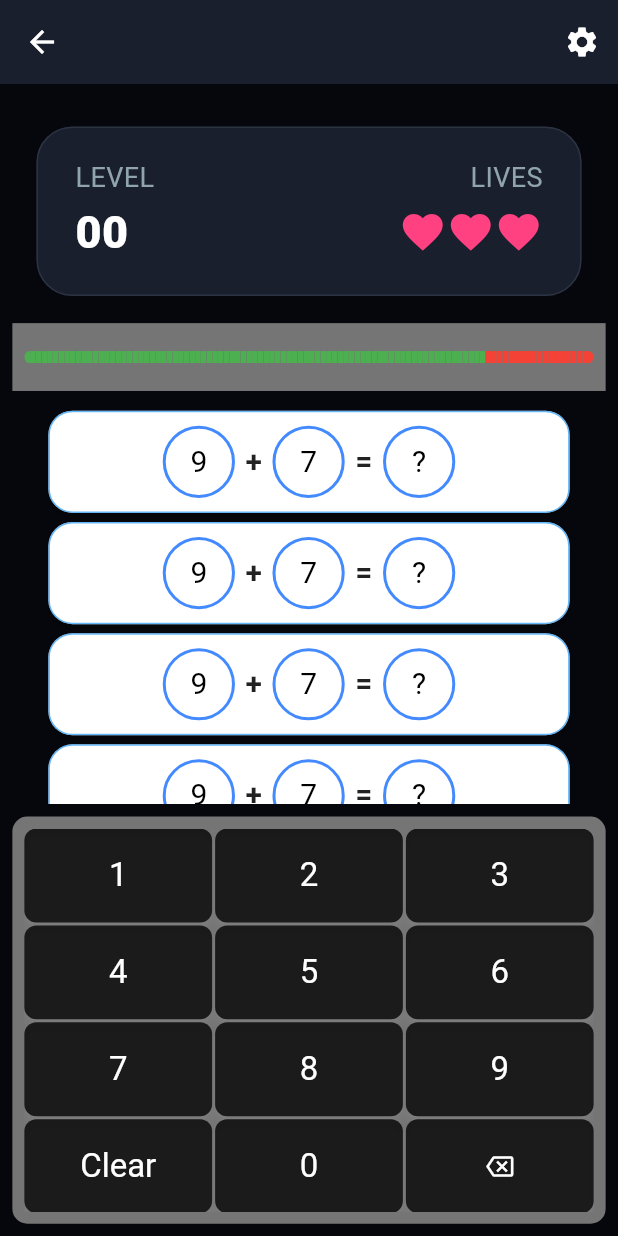
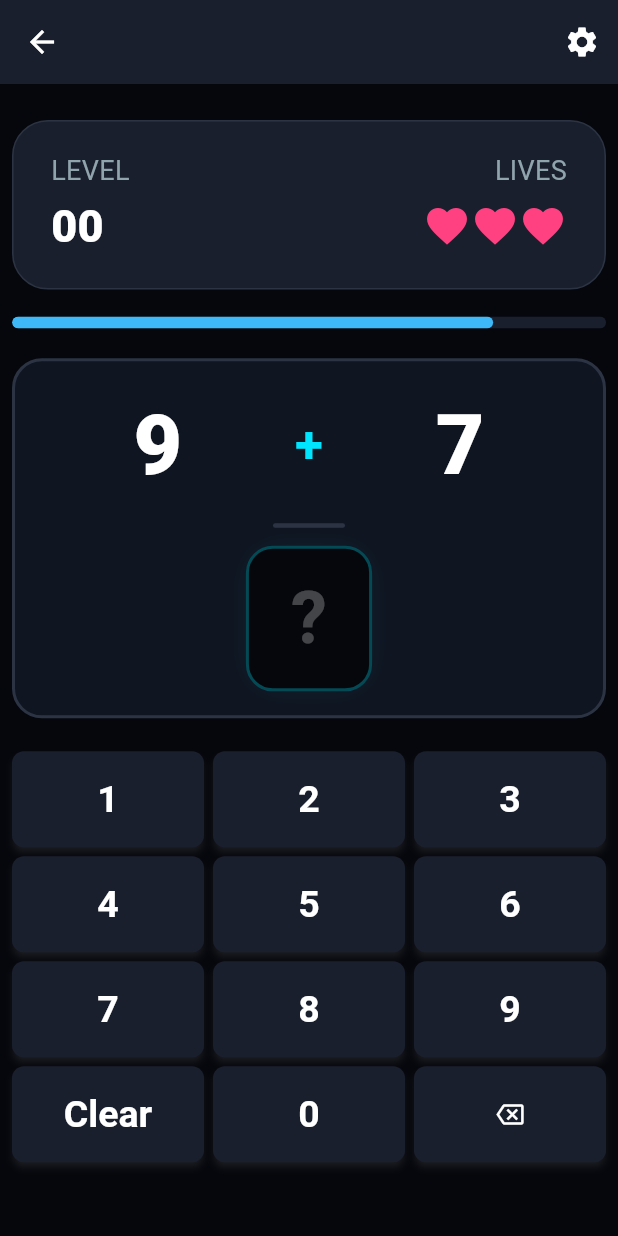
Before and after one commit to ANICEBREAKER/visual_memory, a Flutter app: the QuickMathsGameScreen screen opened by its route, on a phone screen of 412 x 824 dp. Run offline on Flutter 3.47's test engine with Material 3 defaults, Android fonts, the phone set to English and light mode, and no system bars; drawn by our look-alikes of step_progress_indicator; our stand-ins replace animated_text_kit, connectivity_plus, device_preview, go_router, material_symbols_icons, modal_progress_hud_nsn and 2 more; accounts and stored records are empty; Roboto replaces fonts that are missing (GoogleSans).

Commit message:
- For quick_maths_game_screen.dart

```diff
--- a/lib/screens/quick_maths/quick_maths_game_screen.dart
+++ b/lib/screens/quick_maths/quick_maths_game_screen.dart
@@ -1,18 +1,17 @@
 import 'package:flutter/material.dart';
 import 'package:game_testing/screens/quick_maths/quick_maths_logic/level_state.dart';
-import 'package:game_testing/screens/quick_maths/widget/equation_tile.dart';
 import 'package:go_router/go_router.dart';
 import 'package:provider/provider.dart';
-import 'package:step_progress_indicator/step_progress_indicator.dart';
 import '../../router.dart';
 import '../../theme/app_colors.dart';
 import '../../theme/app_theme.dart';
 import '../../theme/responsive_config.dart';
 import '../quick_maths/widget/simple_numpad.dart';
-import 'widget/equation_list.dart';
+import 'widget/equation_display.dart';
 
 class QuickMathsGameScreen extends StatefulWidget {
   QuickMathsGameScreen({super.key, required this.difficulty});
+
   String difficulty = 'Easy';
 
   @override
@@ -20,8 +19,8 @@ class QuickMathsGameScreen extends StatefulWidget {
 }
 
 class _QuickMathsGameScreenState extends State<QuickMathsGameScreen> {
-
   String playerAnswer = "";
+  bool _showCorrectAnimating = false; // NEW: show temporary correct state
 
   @override
   void initState() {
@@ -53,7 +52,8 @@ class _QuickMathsGameScreenState extends State<QuickMathsGameScreen> {
       appBar: AppBar(
         leading: IconButton(
             onPressed: () {
-              Provider.of<QuickMathsLevelState>(context, listen: false).stopTimer();
+              Provider.of<QuickMathsLevelState>(context, listen: false)
+                  .stopTimer();
               context.go(RoutePath.menu.path);
             },
             icon: Icon(
@@ -70,14 +70,18 @@ class _QuickMathsGameScreenState extends State<QuickMathsGameScreen> {
         ],
       ),
       body: Padding(
-        padding: EdgeInsets.all(screenWidth * 0.02), // 2% of width
+        padding: ResponsiveConfig.padding(context, size: PaddingSize.s),
         child: Column(
           mainAxisAlignment: MainAxisAlignment.center,
-          crossAxisAlignment: CrossAxisAlignment.center,
+          crossAxisAlignment: CrossAxisAlignment.stretch,
+          // ensure children fill width and respect outer padding
           children: [
-            SizedBox(height: screenHeight * 0.005),
             Padding(
-              padding: ResponsiveConfig.padding(context, size: PaddingSize.m),
+              padding: ResponsiveConfig.edgeInsetsSymmetric(
+                context,
+                horizontal: SpacingSize.none,
+                vertical: SpacingSize.m,
+              ),
               child: Container(
                 width: double.infinity,
                 padding: EdgeInsets.symmetric(horizontal: 25, vertical: 20),
@@ -136,136 +140,110 @@ class _QuickMathsGameScreenState extends State<QuickMathsGameScreen> {
                 ),
               ),
             ), //Displaying Level & Lives
-            SizedBox(height: screenHeight * 0.0025),
+            Padding(
+              // keep only small vertical padding; horizontal alignment comes from body padding
+              padding: ResponsiveConfig.edgeInsetsSymmetric(
+                context,
+                horizontal: SpacingSize.none,
+                vertical: SpacingSize.xxs,
+              ),
+              child: ProgressBarCountdown(
+                total: context
+                    .watch<QuickMathsLevelState>()
+                    .totalSeconds
+                    .toDouble(),
+                remaining: context.watch<QuickMathsLevelState>().timeRemaining,
+                backgroundColor: AppColors.surfaceDarkVariant,
+                color: AppColors.primaryDarkVariant,
+                height: 8,
+                borderRadius: BorderRadius.circular(8),
+              ),
+            ), //Countdown
             Expanded(
-              flex: 1,
-              child: Container(
-                padding: EdgeInsets.all(8),
+              flex: 7,
+              child: Padding(
+                // keep only vertical spacing here; L/R uses outer body padding
+                padding: ResponsiveConfig.edgeInsetsSymmetric(
+                  context,
+                  horizontal: SpacingSize.none,
+                  vertical: SpacingSize.xs,
+                ),
+                child: Center(
+                  child: Builder(builder: (_) {
+                    final eqs = context.watch<QuickMathsLevelState>().equations;
+                    if (eqs.isEmpty) {
+                      return Text(
+                        'No equations',
+                        style: AppTheme.subtitleTextStyle(context),
+                        textAlign: TextAlign.center,
+                      );
+                    }
+                    final top = eqs.first;
+
+                    // determine correctness feedback for the displayed playerAnswer:
+                    // null = pending, true = correct, false = wrong
+                    bool? isCorrect;
+                    if (_showCorrectAnimating) {
+                      isCorrect = true; // force green while animating
+                    } else {
+                      if (playerAnswer.isEmpty) {
+                        isCorrect = null;
+                      } else {
+                        final parsed = int.tryParse(playerAnswer);
+                        if (parsed == null) {
+                          isCorrect = null;
+                        } else {
+                          // only show definite correct/wrong when lengths match expected result length
+                          if (playerAnswer.length ==
+                              top.result.toString().length) {
+                            isCorrect = parsed == top.result;
+                          } else {
+                            isCorrect = null;
+                          }
+                        }
+                      }
+                    }
+
+                    return SizedBox(
                       width: double.infinity,
-                decoration: BoxDecoration(
-                  color: Colors.grey[600],
+                      child: MathEquationCard(
+                        firstNumber: top.firstNumber.toString(),
+                        secondNumber: top.secondNumber.toString(),
+                        operator: top.operator,
+                        playerAnswer: playerAnswer,
+                        isCorrect: isCorrect,
                       ),
-                child: Row(
-                  crossAxisAlignment: CrossAxisAlignment.center,
-                  children: [
-                    Expanded(
-                      child: StepProgressIndicator(
-                        totalSteps: context.watch<QuickMathsLevelState>().totalSteps,
-                        currentStep: context.watch<QuickMathsLevelState>().currentStep, // pulled from logic
-                        size: 8,
-                        padding: 0,
-                        selectedColor: Colors.green,
-                        unselectedColor: Colors.red,
-                        roundedEdges: Radius.circular(10),
+                    );
+                  }),
                 ),
               ),
-                  ],
-                )
             ),
-            ), //Displaying timer
-            SizedBox(height: screenHeight * 0.005),
-            // Equations area: fixed height to show at most 4 tiles (1 top + 3 follow-ups)
-            // Expanded(
-            //   flex: 6,
-            //   //height: tileHeight * 4 + 16, // extra padding
-            //   child: Container(
-            //     color: Colors.grey[700],
-            //     child: Padding(
-            //       padding: const EdgeInsets.all(8.0),
-            //       child: Column(
-            //         mainAxisAlignment: MainAxisAlignment.center,
-            //         children: [
-            //           // Top/current tile with fade-out + slide transition on change
-            //           SizedBox(
-            //             height: tileHeight,
-            //             child: AnimatedSwitcher(
-            //               duration: const Duration(milliseconds: 500),
-            //               transitionBuilder: (child, animation) {
-            //                 // Combined slide up for incoming, fade for outgoing
-            //                 final inAnimation = Tween<Offset>(
-            //                   begin: const Offset(0, 0.2),
-            //                   end: Offset.zero,
-            //                 ).animate(CurvedAnimation(parent: animation, curve: Curves.easeOut));
-            //                 return SlideTransition(position: inAnimation, child: FadeTransition(opacity: animation, child: child));
-            //               },
-            //               child: (equations.isNotEmpty)
-            //                   ? SizedBox(
-            //                       key: ValueKey(equations.first.hashCode),
-            //                       height: tileHeight,
-            //                       child: EquationTile(
-            //                         eq: equations.first,
-            //                         index: 0,
-            //                         playerAnswer: playerAnswer,
-            //                         verticalEmptySpace: 4,
-            //                         horizontalEmptySpace: 6,
-            //                         isMainEquation: true
-            //                       ),
-            //                     )
-            //                   : SizedBox(
-            //                       key: const ValueKey('empty_top'),
-            //                       height: tileHeight,
-            //                       child: const SizedBox.shrink(),
-            //                     ),
-            //             ),
-            //           ),
-            //           const SizedBox(height: 3),
-            //           // Follow-up list (max 3) wrapped in AnimatedSwitcher so the block animates up when the top changes
-            //           Expanded(
-            //             child: AnimatedSwitcher(
-            //               duration: const Duration(milliseconds: 350),
-            //               transitionBuilder: (child, animation) {
-            //                 final offset = Tween<Offset>(begin: const Offset(0, 0.3), end: Offset.zero)
-            //                     .animate(CurvedAnimation(parent: animation, curve: Curves.easeOut));
-            //                 return SlideTransition(position: offset, child: FadeTransition(opacity: animation, child: child));
-            //               },
-            //               child: SizedBox(
-            //                 key: ValueKey(equations.length), // rebuild when equations length changes
-            //                 height: tileHeight * 3,
-            //                 child: EquationList(
-            //                   equations: equations,
-            //                   tileHeight: tileHeight,
-            //                   verticalSpacing: 6,
-            //                   horizontalSpacing: 48,
-            //                 ),
-            //               ),
-            //             ),
-            //           ),
-            //         ],
-            //       )
-            //     ),
-            //   ),
-            // ), //Displaying equations
+            SizedBox(height: screenHeight * 0.005), // slightly smaller gap
             Expanded(
-              flex: 6,
-              child: EquationList(
-                equations: equations,
-                tileHeight: tileHeight,
-                verticalSpacing: 6,
-                horizontalSpacing: 48,
-                playerAnswer: playerAnswer,
-                listKey: Provider.of<QuickMathsLevelState>(context, listen: false).listKey,
+              flex: 8,
+              child: SizedBox(
+                width: double.infinity,
+                child: Padding(
+                  // no extra horizontal inset here; outer body padding governs L/R spacing
+                  padding: ResponsiveConfig.edgeInsetsSymmetric(
+                    context,
+                    horizontal: SpacingSize.none,
+                    vertical: SpacingSize.none,
                   ),
-            ),
-            SizedBox(height: screenHeight * 0.01),
-            Expanded(
-              flex: 6,
-              child: Container(
-                width: double.infinity,
-                decoration: BoxDecoration(
-                  borderRadius: BorderRadius.circular(10),
-                  color: Colors.grey[600],
-                ),
-                child: Padding(
-                  padding: EdgeInsets.symmetric(horizontal: 8, vertical: 8),
+                  // add a transparent Material so any InkWell / InkResponse within the numpad works correctly
+                  child: Material(
+                    color: Colors.transparent,
                     child: SimpleNumpad(
                       buttonBorderRadius: 8,
+                      gridSpacing: 6,
                       foregroundColor: Colors.white,
-                    backgroundColor: Colors.black.withAlpha(200),
-                    textStyle: const TextStyle(
+                      backgroundColor: AppColors.surfaceDarkVariant,
+                      textStyle: TextStyle(
                           color: Colors.white,
-                      fontSize: 22,
-                      fontWeight: FontWeight.w400,
-                    ),
+                          fontSize: ResponsiveConfig.textSize(context,
+                              size: TextSize.xl),
+                          fontFamily: 'GoogleSans',
+                          fontVariations: [FontVariation('wght', 700)]),
                       useBackspace: true,
                       optionText: 'Clear',
                       onPressed: (str) {
@@ -275,7 +253,8 @@ class _QuickMathsGameScreenState extends State<QuickMathsGameScreen> {
                             playerAnswer = "";
                           } else if (str == 'BACKSPACE') {
                             if (playerAnswer.isNotEmpty) {
-                            playerAnswer = playerAnswer.substring(0, playerAnswer.length - 1);
+                              playerAnswer = playerAnswer.substring(
+                                  0, playerAnswer.length - 1);
                             }
                             return;
                           } else {
@@ -284,7 +263,19 @@ class _QuickMathsGameScreenState extends State<QuickMathsGameScreen> {
                         });
                         // try parse and evaluate
                         final parsed = int.tryParse(playerAnswer);
-                      if (parsed != null && context.read<QuickMathsLevelState>().equations.isNotEmpty && context.read<QuickMathsLevelState>().equations.first.result.toString().length == parsed.toString().length) {
+                        if (parsed != null &&
+                            context
+                                .read<QuickMathsLevelState>()
+                                .equations
+                                .isNotEmpty &&
+                            context
+                                    .read<QuickMathsLevelState>()
+                                    .equations
+                                    .first
+                                    .result
+                                    .toString()
+                                    .length ==
+                                parsed.toString().length) {
                           context.read<QuickMathsLevelState>().evaluate(parsed);
                           playerAnswer = "";
                         }
@@ -293,6 +284,7 @@ class _QuickMathsGameScreenState extends State<QuickMathsGameScreen> {
                   ),
                 ),
               ),
+            )
           ],
         ),
       ),
@@ -316,3 +308,52 @@ class LivesIcon extends StatelessWidget {
     );
   }
 }
+
+// Compact, local rounded linear progress bar driven by remaining/total.
+class ProgressBarCountdown extends StatelessWidget {
+  final double total;
+  final double remaining;
+  final double height;
+  final Color color;
+  final Color backgroundColor;
+  final BorderRadiusGeometry borderRadius;
+
+  const ProgressBarCountdown({
+    Key? key,
+    required this.total,
+    required this.remaining,
+    this.height = 8.0,
+    this.color = Colors.blue,
+    this.backgroundColor = const Color(0xFF2C3444),
+    this.borderRadius = const BorderRadius.all(Radius.circular(6)),
+  }) : super(key: key);
+
+  @override
+  Widget build(BuildContext context) {
+    final double clampedTotal = (total <= 0) ? 1.0 : total;
+    final double progress = (remaining / clampedTotal).clamp(0.0, 1.0);
+
+    return ClipRRect(
+      borderRadius: borderRadius,
+      child: Stack(
+        alignment: Alignment.centerLeft,
+        children: [
+          Container(
+            height: height,
+            color: backgroundColor,
+          ),
+          FractionallySizedBox(
+            widthFactor: progress,
+            child: Container(
+              height: height,
+              decoration: BoxDecoration(
+                color: color,
+                borderRadius: borderRadius,
+              ),
+            ),
+          ),
+        ],
+      ),
+    );
+  }
+}
--- a/lib/screens/quick_maths/quick_maths_logic/level_state.dart
+++ b/lib/screens/quick_maths/quick_maths_logic/level_state.dart
@@ -27,8 +27,8 @@ class QuickMathsLevelState extends ChangeNotifier implements LevelStateInterface
   // Timer / progress related
   Timer? _timer;
   int level = 0;
-  final int totalSeconds = 10; // seconds per equation
-  double timeRemaining = 10.0;
+  final int totalSeconds = 10; // seconds per equation //Set it from 10 -> 300 for the sake of testing
+  double timeRemaining = 10;
   final int totalSteps = 100;
 
   int get currentStep {
@@ -58,15 +58,6 @@ class QuickMathsLevelState extends ChangeNotifier implements LevelStateInterface
     if (parsed == correct) {
       // correct answer
       level += 1;
-      // remove the solved equation and generate a new one to keep list length steady
-      listKey.currentState?.removeItem(
-        0,
-        (context, animation) => SizeTransition(
-          sizeFactor: animation,
-          child: Container(),
-        ),
-        duration: const Duration(milliseconds: 1000),
-      );
       equations.removeAt(0);
       generateEquation(level + 19);
       // reset timer for next equation
@@ -76,15 +67,13 @@ class QuickMathsLevelState extends ChangeNotifier implements LevelStateInterface
       lives -= 1;
       if (lives <= 0) {
         stopTimer();
-        // Navigate to result (include game_path)
         visualMemoryGoRouter.go('/result?level=$level&difficulty=$difficulty&game_path=quick_maths');
         notifyListeners();
         return;
       }
-      // keep the same equation but reset timer so player can try again
       timeRemaining = totalSeconds.toDouble();
     }
-    //notifyListeners();
+    notifyListeners(); //
   }
 
   @override
--- /dev/null
+++ b/lib/screens/quick_maths/widget/equation_display.dart
@@ -0,0 +1,168 @@
+import 'package:flutter/material.dart';
+
+// Assuming AppColors is defined as we discussed
+// class AppColors { ... }
+
+class MathEquationCard extends StatelessWidget {
+  final String firstNumber;
+  final String secondNumber;
+  final String operator;
+  final String playerAnswer;
+  final bool? isCorrect; // null = pending, true = correct, false = wrong
+
+   MathEquationCard({
+    super.key,
+    required this.firstNumber,
+    required this.secondNumber,
+    required this.operator,
+    required this.playerAnswer,
+    this.isCorrect,
+  });
+
+  @override
+  Widget build(BuildContext context) {
+    // Determine the color of the player's answer based on the condition
+    Color answerColor;
+    if (isCorrect == null) {
+      answerColor =  Color(0xFF00E5FF); // primaryDark / Cyan for pending
+    } else if (isCorrect == true) {
+      answerColor =  Color(0xFF76FF03); // correctAnswer (Pastel Green)
+    } else {
+      answerColor =  Color(0xFFFF1744); // wrongAnswer (Pastel Red)
+    }
+
+    // Outer container border color: green when correct, red when wrong, default otherwise
+    final Color outerBorderColor = isCorrect == true
+        ? answerColor.withOpacity(0.35)
+        : (isCorrect == false ? Color(0xFFFF1744).withOpacity(0.5) : Color(0xFF2C3444));
+
+    return Container(
+      width: double.infinity,
+      padding:  EdgeInsets.symmetric(vertical: 16, horizontal: 16), // compact padding
+      decoration: BoxDecoration(
+        color:  Color(0xFF121826).withOpacity(0.8), // surfaceDarkVariant
+        borderRadius: BorderRadius.circular(20),
+        border: Border.all(
+          color: outerBorderColor,
+          width: 2,
+        ),
+      ),
+      child: Column(
+        mainAxisSize: MainAxisSize.min,
+        children: [
+          // Numbers row: use Flexible+FittedBox to scale down if needed
+          Row(
+            mainAxisAlignment: MainAxisAlignment.center,
+            crossAxisAlignment: CrossAxisAlignment.center,
+            children: [
+              Flexible(
+                fit: FlexFit.tight,
+                child: FittedBox(
+                  fit: BoxFit.scaleDown,
+                  alignment: Alignment.center,
+                  child: Text(
+                    firstNumber,
+                    style:  TextStyle(
+                      color: Colors.white,
+                      fontSize: 56, // reduced
+                      fontWeight: FontWeight.w900,
+                      letterSpacing: -1,
+                    ),
+                    maxLines: 1,
+                  ),
+                ),
+              ),
+
+              Padding(
+                padding:  EdgeInsets.symmetric(horizontal: 12), // tighter spacing
+                child: FittedBox(
+                  fit: BoxFit.scaleDown,
+                  child: Text(
+                    operator == '*' ? '×' : operator,
+                    style:  TextStyle(
+                      color: Color(0xFF00E5FF), // accent color
+                      fontSize: 34, // reduced
+                      fontWeight: FontWeight.bold,
+                    ),
+                    maxLines: 1,
+                  ),
+                ),
+              ),
+
+              Flexible(
+                fit: FlexFit.tight,
+                child: FittedBox(
+                  fit: BoxFit.scaleDown,
+                  alignment: Alignment.center,
+                  child: Text(
+                    secondNumber,
+                    style:  TextStyle(
+                      color: Colors.white,
+                      fontSize: 56, // reduced
+                      fontWeight: FontWeight.w900,
+                      letterSpacing: -1,
+                    ),
+                    maxLines: 1,
+                  ),
+                ),
+              ),
+            ],
+          ),
+
+           SizedBox(height: 12), // reduced
+
+          // --- Divider ---
+          Container(
+            width: 48,
+            height: 3,
+            decoration: BoxDecoration(
+              color:  Color(0xFF2C3444),
+              borderRadius: BorderRadius.circular(2),
+            ),
+          ),
+
+           SizedBox(height: 12), // reduced
+
+          // --- Player Answer Box ---
+          Container(
+            padding:  EdgeInsets.symmetric(horizontal: 28, vertical: 12), // reduced
+            decoration: BoxDecoration(
+              color:  Color(0xFF05070C), // backgroundDarkDimmed
+              borderRadius: BorderRadius.circular(18),
+              border: Border.all(
+                color: answerColor.withOpacity(0.3),
+                width: 2,
+              ),
+              boxShadow: [
+                BoxShadow(
+                  color: answerColor.withOpacity(0.08),
+                  blurRadius: 16,
+                  spreadRadius: -4,
+                ),
+              ],
+            ),
+            child: FittedBox(
+              fit: BoxFit.scaleDown,
+              child: Text(
+                playerAnswer.isEmpty ? '?' : playerAnswer,
+                style: TextStyle(
+                  color: playerAnswer.isEmpty ? Colors.white.withOpacity(0.25) : answerColor,
+                  fontSize: 48, // reduced
+                  fontWeight: FontWeight.bold,
+                  shadows: [
+                    if (isCorrect != null)
+                      Shadow(
+                        color: answerColor.withOpacity(0.45),
+                        blurRadius: 12,
+                      ),
+                  ],
+                ),
+                maxLines: 1,
+              ),
+            ),
+          ),
+        ],
+      ),
+    );
+  }
+}
```
Lines whose indentation alone changed are shown as unchanged.
